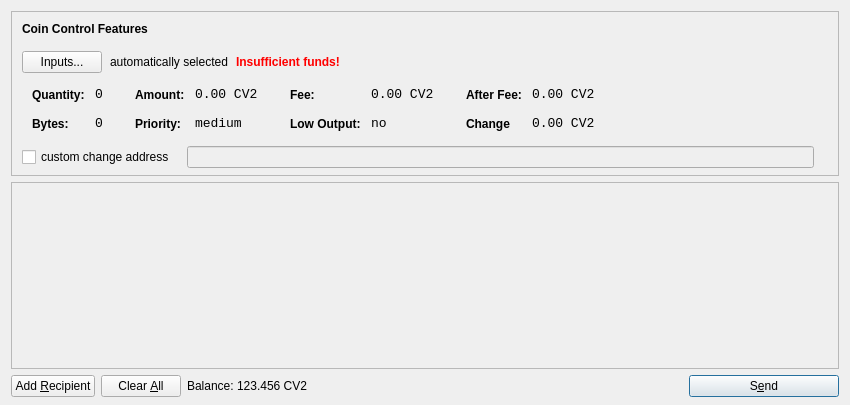
The window that src/qt/forms/sendcoinsdialog.ui (Fly-coin/Fly-coin) describes before a commit, drawn with Qt 5.
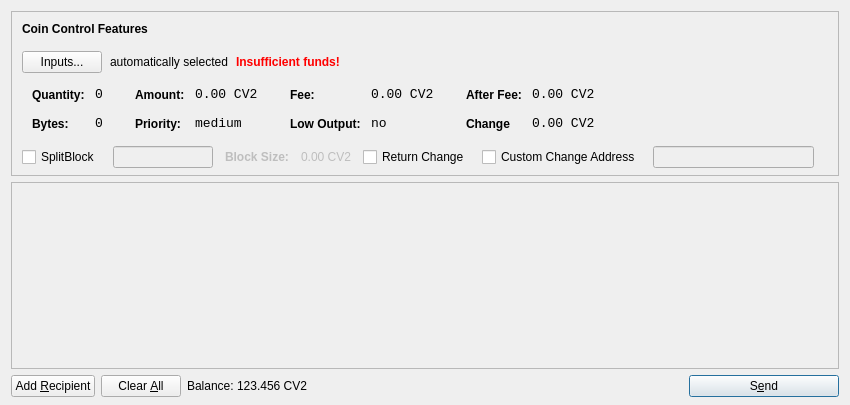
The same window after the commit. Icons and pictures are not drawn.

What changed in the file:
```diff
--- a/src/qt/forms/sendcoinsdialog.ui
+++ b/src/qt/forms/sendcoinsdialog.ui
@@ -539,8 +539,9 @@
           </layout>
          </widget>
         </item>
-        <item>
-         <layout class="QHBoxLayout" name="horizontalLayoutCoinControl4" stretch="0,0,0">
+        
+		<item>
+         <layout class="QHBoxLayout" name="horizontalLayoutCoinControl4" stretch="0,0,0,0,0,0,0,0">
           <property name="spacing">
            <number>12</number>
           </property>
@@ -553,10 +554,69 @@
           <property name="rightMargin">
            <number>5</number>
           </property>
+          <item>
+           <widget class="QCheckBox" name="splitBlockCheckBox">
+            <property name="text">
+             <string>SplitBlock</string>
+            </property>
+           </widget>
+          </item>
+          <item>
+           <widget class="QLineEdit" name="splitBlockLineEdit">
+            <property name="enabled">
+             <bool>false</bool>
+            </property>
+            <property name="sizePolicy">
+             <sizepolicy hsizetype="Fixed" vsizetype="Fixed">
+              <horstretch>0</horstretch>
+              <verstretch>0</verstretch>
+             </sizepolicy>
+            </property>
+            <property name="maximumSize">
+             <size>
+              <width>100</width>
+              <height>16777215</height>
+             </size>
+            </property>
+           </widget>
+          </item>
+          <item>
+           <widget class="QLabel" name="labelBlockSizeText">
+            <property name="enabled">
+             <bool>false</bool>
+            </property>
+            <property name="font">
+             <font>
+              <weight>75</weight>
+              <bold>true</bold>
+             </font>
+            </property>
+            <property name="text">
+             <string>Block Size:</string>
+            </property>
+           </widget>
+          </item>
+          <item>
+           <widget class="QLabel" name="labelBlockSize">
+            <property name="enabled">
+             <bool>false</bool>
+            </property>
+            <property name="text">
+             <string>0.00 CV2</string>
+            </property>
+           </widget>
+          </item>
+          <item>
+           <widget class="QCheckBox" name="returnChangeCheckBox">
+            <property name="text">
+             <string>Return Change</string>
+            </property>
+           </widget>
+          </item>
           <item>
            <widget class="QCheckBox" name="checkBoxCoinControlChange">
             <property name="text">
-             <string>custom change address</string>
+             <string>Custom Change Address</string>
             </property>
            </widget>
           </item>
```
Left out of the diff: 6 changed lines with no effect on the pictures.
